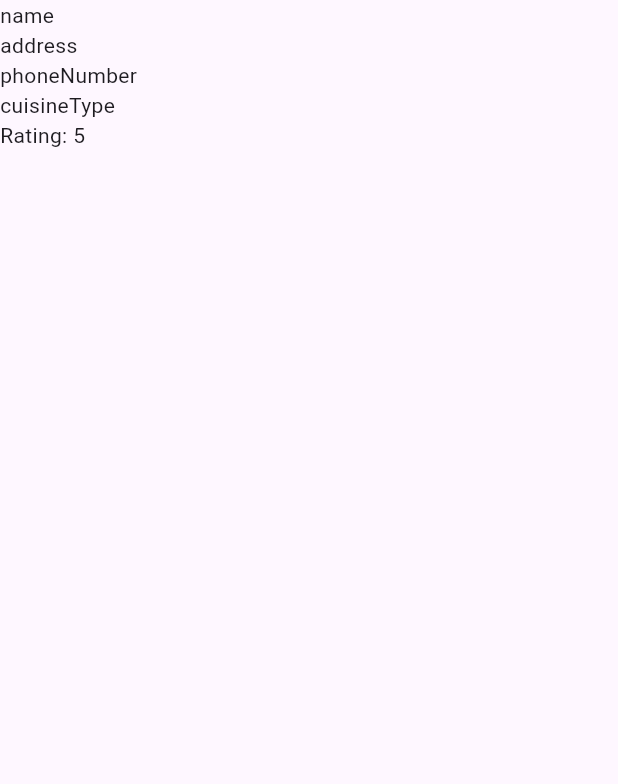
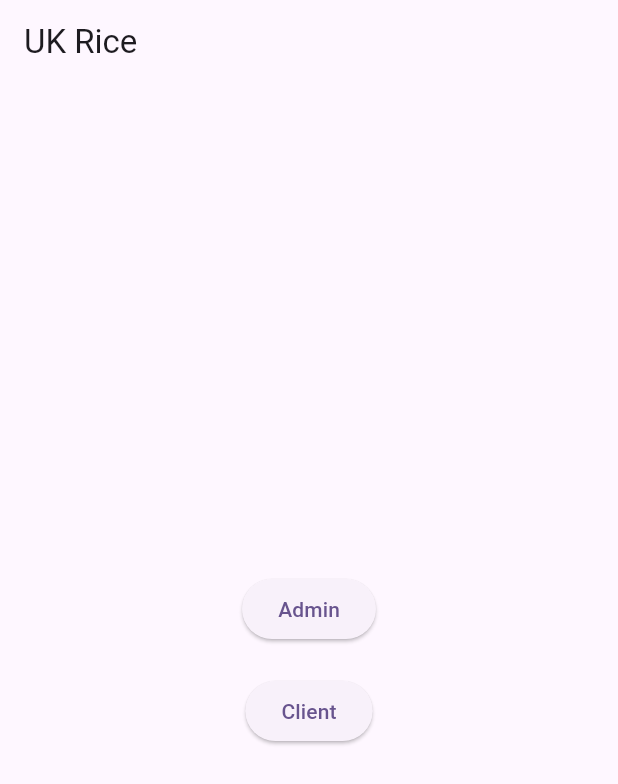
Before and after one commit to carlhung/ukOpenRiceFront, a Flutter app: the screen it shows after launch, on a phone screen of 412 x 824 dp. Shown: the top 784 px of the screen. Run offline on Flutter 3.47's test engine with Material 3 defaults, Android fonts, the phone set to English and light mode, and no system bars.

Commit message:
add buttons

```diff
--- /dev/null
+++ b/devtools_options.yaml
@@ -0,0 +1,3 @@
+description: This file stores settings for Dart & Flutter DevTools.
+documentation: https://docs.flutter.dev/tools/devtools/extensions#configure-extension-enablement-states
+extensions:
--- /dev/null
+++ b/lib/homeScreen.dart
@@ -0,0 +1,28 @@
+import 'package:flutter/material.dart';
+import 'package:ukopenrice/l10n/app_localizations.dart';
+
+final class HomeScreen extends StatelessWidget {
+  const HomeScreen({super.key});
+
+  @override
+  Widget build(BuildContext context) {
+    return Scaffold(
+      appBar: AppBar(title: Text(AppLocalizations.of(context)!.appTitle)),
+      body: Center(
+        child: Column(
+          mainAxisAlignment: MainAxisAlignment.center,
+          children: <Widget>[
+            ElevatedButton(onPressed: () {}, child: const Text("Admin")),
+            const SizedBox(height: 20),
+            ElevatedButton(
+              onPressed: () {
+                // Navigate to another screen or perform an action
+              },
+              child: const Text("Client"),
+            ),
+          ],
+        ),
+      ),
+    );
+  }
+}
--- a/lib/main.dart
+++ b/lib/main.dart
@@ -1,4 +1,5 @@
 import 'package:flutter/material.dart';
+import 'package:ukopenrice/homeScreen.dart';
 // https://localizely.com/blog/flutter-localization-step-by-step/?tab=using-gen-l10n
 import 'package:ukopenrice/l10n/app_localizations.dart';
 import 'package:ukopenrice/restaurant_details.dart';
@@ -37,17 +38,18 @@ class MyApp extends StatelessWidget {
         // tested with just a hot reload.
         colorScheme: ColorScheme.fromSeed(seedColor: Colors.deepPurple),
       ),
+      home: const HomeScreen(),
       // home: MyHomePage(title: AppLocalizations.of(context)!.appTitle),
-      home: RestaurantDetailsWidget(
-        name: "name",
-        address: "address",
-        phoneNumber: "phoneNumber",
-        cuisineType: "cuisineType",
-        rating: 5,
-        id: '',
-        openHours: [("monday - friday", "9:00 AM - 5:00 PM")],
-        paymentMethod: ["cash", "credit card"],
-      ),
+      // home: RestaurantDetailsWidget(
+      //   name: "name",
+      //   address: "address",
+      //   phoneNumber: "phoneNumber",
+      //   cuisineType: "cuisineType",
+      //   rating: 5,
+      //   id: '',
+      //   openHours: [("monday - friday", "9:00 AM - 5:00 PM")],
+      //   paymentMethod: ["cash", "credit card"],
+      // ),
     );
   }
 }
--- a/lib/routers.dart
+++ b/lib/routers.dart
@@ -1,11 +1,14 @@
-// class Routes {
-//   // Route name constants
-//   static const String homeScreen = '/';
-//   static const String bookScreen = '/book';
+import 'package:flutter/material.dart';
+import 'homeScreen.dart';
 
-//   /// The map used to define routes to be provided in [MaterialApp]
-//   static final Map<String, WidgetBuilder> allRoutes = {
-//     homeScreen: (context) => const HomeScreen(),
-//     bookScreen: (context) => const BookScreen(),
-//   };
-// }
+class Routes {
+  // Route name constants
+  static const String homeScreen = '/';
+  // static const String bookScreen = '/book';
+
+  /// The map used to define routes to be provided in [MaterialApp]
+  static final Map<String, WidgetBuilder> allRoutes = {
+    homeScreen: (context) => const HomeScreen(),
+    // bookScreen: (context) => const BookScreen(),
+  };
+}
```
